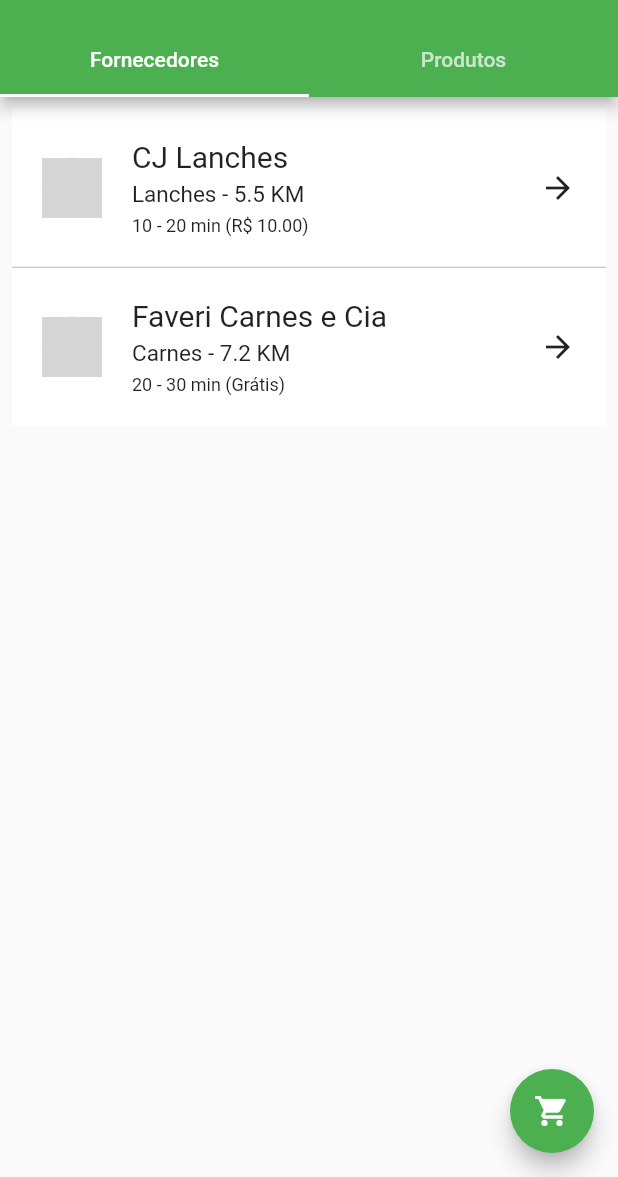
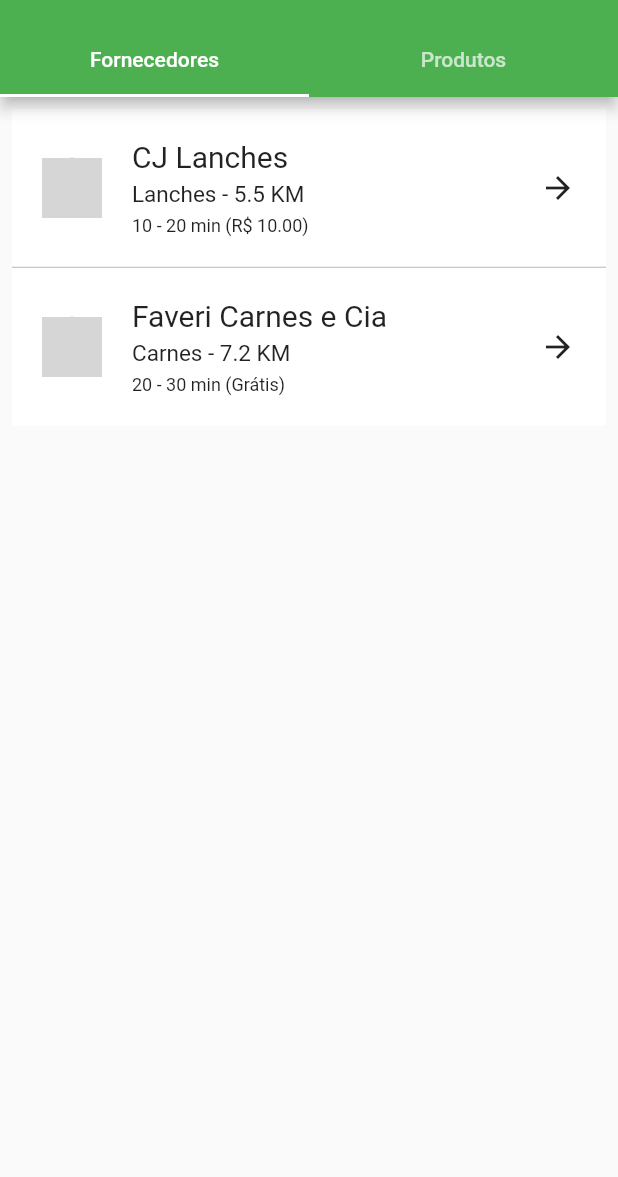
Before and after one commit to ronaldo-bguimaraes/delivery-app-supplier, a Flutter app: the Inicio screen opened directly, on a phone screen of 412 x 824 dp, the part 59-1236 px from its top. Run offline on Flutter 3.47's test engine with Material 2 defaults, Android fonts, the phone set to English and light mode, and no system bars; our stand-ins replace email_validator, shared_preferences; missing offline and left inert: easy_mask, google_place, shared_preferences_web; accounts and stored records are empty; statements that could not run were skipped; grey boxes are pictures that could not be loaded.

Commit message:
Remove cart button

```diff
--- a/lib/screens/home/inicio/inicio.dart
+++ b/lib/screens/home/inicio/inicio.dart
@@ -71,7 +71,6 @@ class _InicioState extends State<Inicio> {
   Widget build(BuildContext context) {
     return DefaultTabController(
       child: Scaffold(
-        floatingActionButton: const CartButton(),
         appBar: AppBar(
           title: const Text('Inicio'),
           bottom: TabBar(
--- a/lib/screens/home/pedido/pedido_list.dart
+++ b/lib/screens/home/pedido/pedido_list.dart
@@ -1,4 +1,3 @@
-import 'package:delivery_app_supplier/screens/home/inicio/cart/cart_button.dart';
 import 'package:flutter/material.dart';
 
 class PedidoList extends StatefulWidget {
@@ -14,7 +13,6 @@ class _PedidoListState extends State<PedidoList> {
   @override
   Widget build(BuildContext context) {
     return Scaffold(
-      floatingActionButton: const CartButton(),
       appBar: AppBar(
         title: const Text('Meus Pedidos'),
       ),
```
